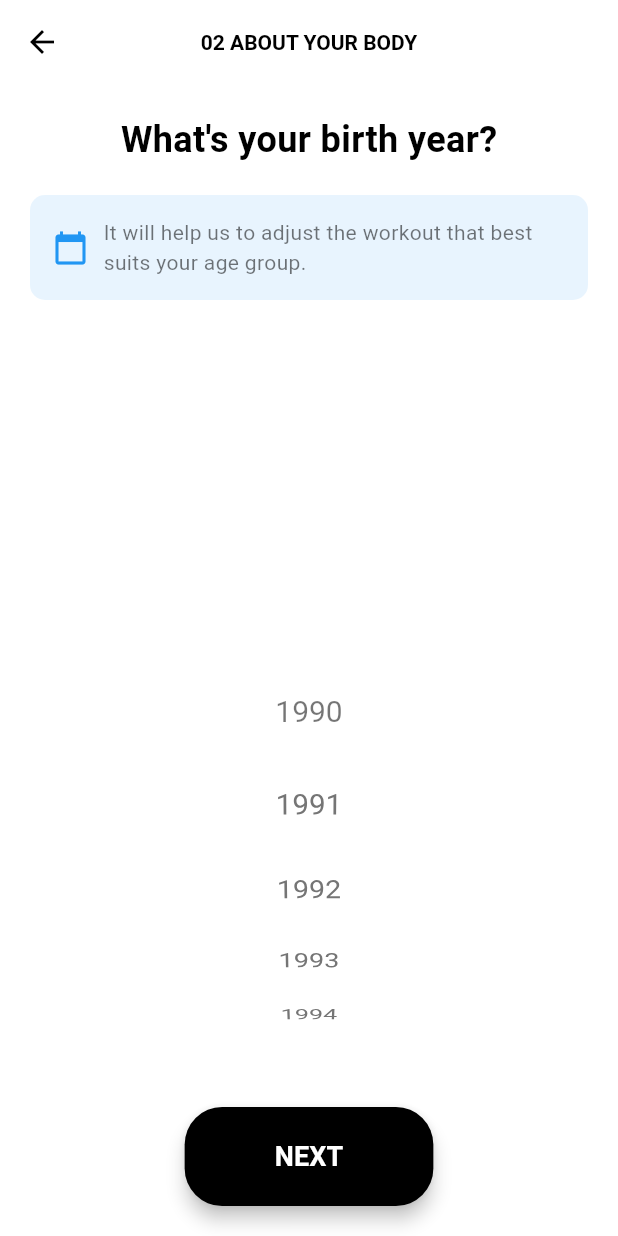
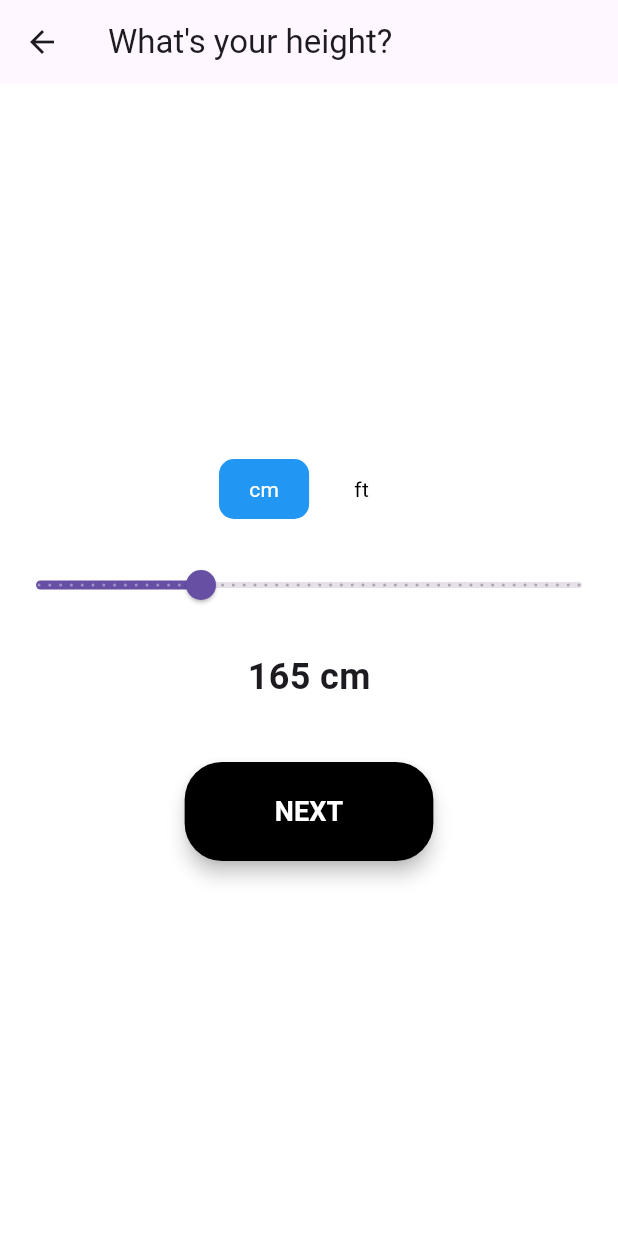
Before and after one commit to Abdimahad1/fitness_app_nodeJS, a Flutter app: the BirthScreen screen opened directly, after a tap on "NEXT", on a phone screen of 412 x 824 dp. Run offline on Flutter 3.47's test engine with Material 3 defaults, Android fonts, the phone set to English and light mode, and no system bars.

Commit message:
height screen added

```diff
--- a/lib/screens/startUp/birth.dart
+++ b/lib/screens/startUp/birth.dart
@@ -1,4 +1,5 @@
 import 'package:flutter/material.dart';
+import 'height.dart'; // Import the HeightScreen
 
 class BirthScreen extends StatefulWidget {
   @override
@@ -109,8 +110,11 @@ class _BirthScreenState extends State<BirthScreen> {
               padding: const EdgeInsets.symmetric(horizontal: 20, vertical: 20),
               child: ElevatedButton(
                 onPressed: () {
-                  // Handle next action
-                  print("Selected Year: $selectedYear");
+                  // Navigate to the HeightScreen
+                  Navigator.push(
+                    context,
+                    MaterialPageRoute(builder: (context) => HeightScreen()),
+                  );
                 },
                 style: ElevatedButton.styleFrom(
                   backgroundColor: Colors.black,
--- a/lib/screens/startUp/height.dart
+++ b/lib/screens/startUp/height.dart
@@ -0,0 +1,114 @@
+import 'package:flutter/material.dart';
+
+class HeightScreen extends StatefulWidget {
+  @override
+  _HeightScreenState createState() => _HeightScreenState();
+}
+
+class _HeightScreenState extends State<HeightScreen> {
+  double selectedHeight = 165; // Default height
+  bool isCm = true; // Toggle between cm and ft
+
+  @override
+  Widget build(BuildContext context) {
+    return Scaffold(
+      appBar: AppBar(
+        title: Text("What's your height?"),
+      ),
+      body: Container(
+        color: Colors.white, // Background color
+        child: Column(
+          mainAxisAlignment: MainAxisAlignment.center,
+          children: [
+            // Height Unit Toggle
+            Row(
+              mainAxisAlignment: MainAxisAlignment.center,
+              children: [
+                GestureDetector(
+                  onTap: () {
+                    setState(() {
+                      isCm = true; // Set to cm
+                    });
+                  },
+                  child: Container(
+                    padding: EdgeInsets.symmetric(horizontal: 20, vertical: 10),
+                    decoration: BoxDecoration(
+                      color: isCm ? Colors.blue : Colors.transparent,
+                      borderRadius: BorderRadius.circular(10),
+                    ),
+                    child: Text(
+                      "cm",
+                      style: TextStyle(color: isCm ? Colors.white : Colors.black),
+                    ),
+                  ),
+                ),
+                SizedBox(width: 10),
+                GestureDetector(
+                  onTap: () {
+                    setState(() {
+                      isCm = false; // Set to ft
+                    });
+                  },
+                  child: Container(
+                    padding: EdgeInsets.symmetric(horizontal: 20, vertical: 10),
+                    decoration: BoxDecoration(
+                      color: !isCm ? Colors.blue : Colors.transparent,
+                      borderRadius: BorderRadius.circular(10),
+                    ),
+                    child: Text(
+                      "ft",
+                      style: TextStyle(color: !isCm ? Colors.white : Colors.black),
+                    ),
+                  ),
+                ),
+              ],
+            ),
+            SizedBox(height: 20),
+            // Height Slider
+            Slider(
+              value: selectedHeight,
+              min: isCm ? 150 : 4.9, // Adjust min for ft
+              max: isCm ? 200 : 6.5, // Adjust max for ft
+              divisions: isCm ? 50 : 20, // Adjust divisions for ft
+              label: isCm ? "${selectedHeight.toInt()} cm" : "${(selectedHeight * 12).toInt()} ft", // Label based on unit
+              onChanged: (value) {
+                setState(() {
+                  selectedHeight = value; // Update height
+                });
+              },
+            ),
+            SizedBox(height: 20),
+            // Display Selected Height
+            Text(
+              "${selectedHeight.toInt()} ${isCm ? 'cm' : 'ft'}",
+              style: TextStyle(fontSize: 24, fontWeight: FontWeight.bold),
+            ),
+            SizedBox(height: 40),
+            // Next Button
+            ElevatedButton(
+              onPressed: () {
+                // Handle next action
+              },
+              style: ElevatedButton.styleFrom(
+                backgroundColor: Colors.black,
+                shape: RoundedRectangleBorder(
+                  borderRadius: BorderRadius.circular(25),
+                ),
+                padding: EdgeInsets.symmetric(horizontal: 60, vertical: 20), // Increased padding for larger button
+                elevation: 5, // Add shadow for depth
+              ),
+              child: Text(
+                "NEXT",
+                style: TextStyle(
+                  color: Colors.white,
+                  fontSize: 18,
+                  fontWeight: FontWeight.bold,
+                ),
+              ),
+            ),
+          ],
+        ),
+      ),
+    );
+  }
+}
```
